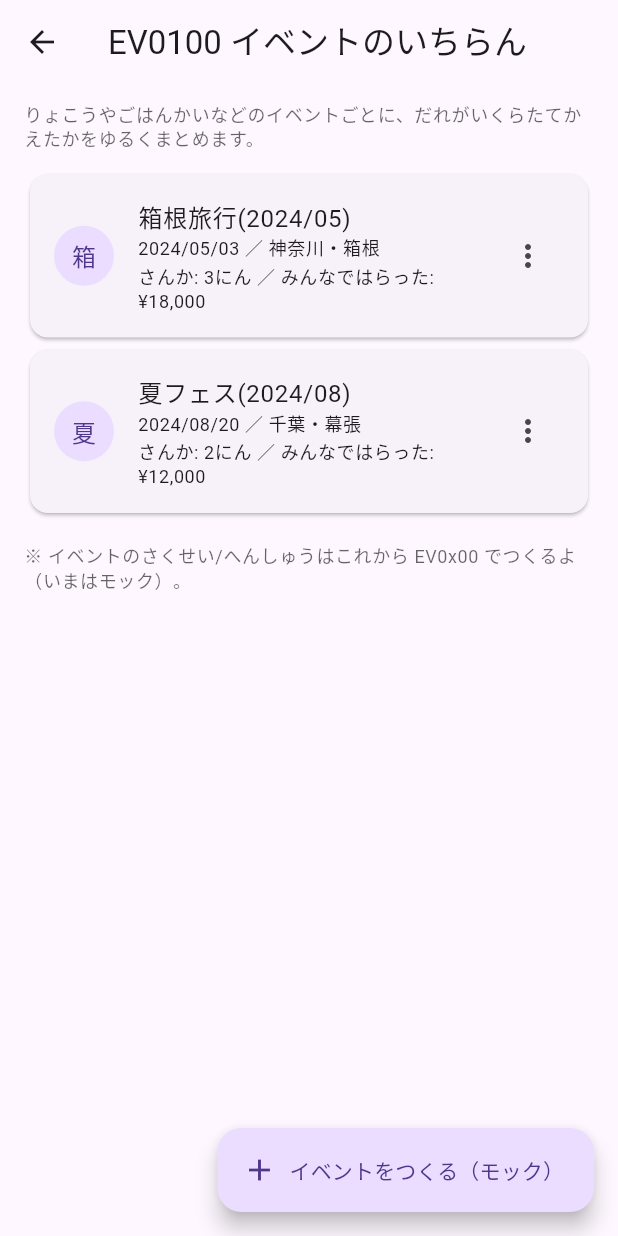
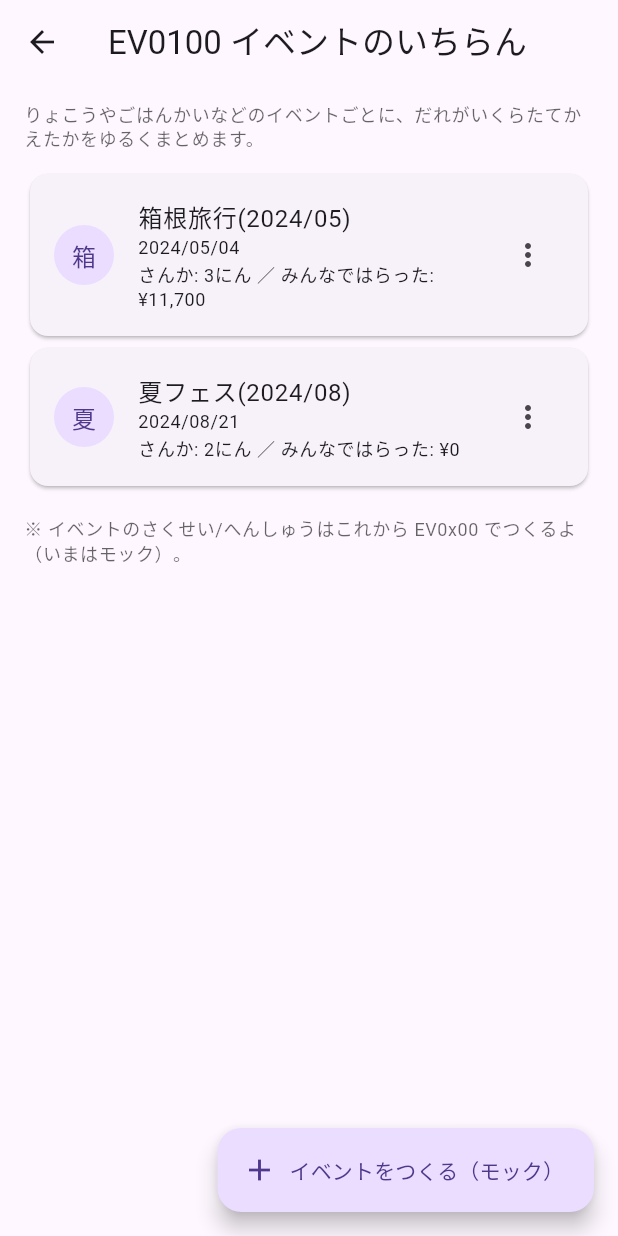
Before and after one commit to ichime-develop/shakuyosho_App, a Flutter app: the Ev0100EventListScreen screen opened by its route, on a phone screen of 412 x 824 dp. Run offline on Flutter 3.47's test engine with Material 3 defaults, Android fonts, the light colour scheme and no system bars; our stand-ins replace flutter_riverpod, go_router; Roboto replaces fonts that are missing (Yomogi).

Commit message:
feat: イベントのmockデータ作成

```diff
--- /dev/null
+++ b/lib/data/mock/event_mock.dart
@@ -0,0 +1,59 @@
+import 'package:shakuyousho_app/domain/models/event_models.dart';
+
+final List<EventSummary> mockEvents = [
+  EventSummary(
+    id: 'ev_001',
+    title: '箱根旅行(2024/05)',
+    isSettled: false,
+    members: ['A さん', 'B さん', 'C さん'],
+    lastUpdatedAt: DateTime(2024, 5, 4),
+    totalUnsettledAmount: 11700,
+  ),
+  EventSummary(
+    id: 'ev_002',
+    title: '夏フェス(2024/08)',
+    isSettled: true,
+    members: ['A さん', 'みき'],
+    lastUpdatedAt: DateTime(2024, 8, 21),
+    totalUnsettledAmount: 0,
+  ),
+];
+
+final List<EventTransaction> mockTransactions = [
+  EventTransaction(
+    id: 'tx_001',
+    eventId: 'ev_001',
+    title: '夕食',
+    paidBy: 'A さん',
+    totalAmount: 6000,
+    shares: {'A さん': 2000, 'B さん': 2000, 'C さん': 2000},
+    createdAt: DateTime(2024, 5, 3, 19, 30),
+  ),
+  EventTransaction(
+    id: 'tx_002',
+    eventId: 'ev_001',
+    title: 'カフェ',
+    paidBy: 'B さん',
+    totalAmount: 1200,
+    shares: {'A さん': 400, 'B さん': 400, 'C さん': 400},
+    createdAt: DateTime(2024, 5, 3, 22, 10),
+  ),
+  EventTransaction(
+    id: 'tx_003',
+    eventId: 'ev_001',
+    title: 'おみやげ',
+    paidBy: 'C さん',
+    totalAmount: 4500,
+    shares: {'A さん': 1500, 'B さん': 1500, 'C さん': 1500},
+    createdAt: DateTime(2024, 5, 4, 12, 15),
+  ),
+  EventTransaction(
+    id: 'tx_004',
+    eventId: 'ev_002',
+    title: 'チケット',
+    paidBy: 'みき',
+    totalAmount: 8000,
+    shares: {'A さん': 4000, 'みき': 4000},
+    createdAt: DateTime(2024, 8, 20, 18, 0),
+  ),
+];
--- a/lib/presentation/event/ev0100_screen.dart
+++ b/lib/presentation/event/ev0100_screen.dart
@@ -1,6 +1,7 @@
 import 'package:flutter/material.dart';
 import 'package:flutter_riverpod/flutter_riverpod.dart';
 import 'package:go_router/go_router.dart';
+import 'package:shakuyousho_app/data/mock/event_mock.dart';
 
 /// EV0100: イベント一覧画面
 /// - 旅行・飲み会などのイベント単位で、貸し借りを管理する入り口
@@ -34,7 +35,7 @@ class Ev0100EventListScreen extends ConsumerWidget {
           ),
           const SizedBox(height: 4),
 
-          if (_mockEvents.isEmpty)
+          if (mockEvents.isEmpty)
             const Card(
               child: Padding(
                 padding: EdgeInsets.all(16),
@@ -42,13 +43,8 @@ class Ev0100EventListScreen extends ConsumerWidget {
               ),
             )
           else
-            ..._mockEvents.map((e) {
-              final total =
-                  _mockMembers[e.eventId]?.fold<int>(
-                    0,
-                    (p, m) => p + m.paidYen,
-                  ) ??
-                  0;
+            ...mockEvents.map((e) {
+              final total = e.totalUnsettledAmount;
               return Card(
                 child: ListTile(
                   contentPadding: const EdgeInsets.symmetric(
@@ -65,25 +61,25 @@ class Ev0100EventListScreen extends ConsumerWidget {
                     crossAxisAlignment: CrossAxisAlignment.start,
                     children: [
                       Text(
-                        '${_fmtDate(e.date)} ／ ${e.location}',
+                        '${_fmtDate(e.lastUpdatedAt)}',
                         style: theme.textTheme.bodySmall,
                       ),
                       const SizedBox(height: 2),
                       Text(
-                        'さんか: ${e.memberCount}にん ／ みんなではらった: ${_fmtYen(total)}',
+                        'さんか: ${e.members.length}にん ／ みんなではらった: ${_fmtYen(total)}',
                         style: theme.textTheme.bodySmall,
                       ),
                     ],
                   ),
-                  onTap: () => _Controller.goDetail(context, e.eventId),
+                  onTap: () => _Controller.goDetail(context, e.id),
                   trailing: PopupMenuButton<String>(
                     onSelected: (v) {
                       switch (v) {
                         case 'detail':
-                          _Controller.goDetail(context, e.eventId);
+                          _Controller.goDetail(context, e.id);
                           break;
                         case 'settlement':
-                          _Controller.goSettlement(context, e.eventId);
+                          _Controller.goSettlement(context, e.id);
                           break;
                       }
                     },
@@ -137,65 +133,7 @@ class _Controller {
   }
 }
 
-/// ---------------------------
-/// モックデータ（EV0200/SV0100 と揃えたイメージ）
-/// ---------------------------
-class _EventLite {
-  final String eventId;
-  final String title;
-  final DateTime date;
-  final String location;
-  final int memberCount;
-
-  const _EventLite({
-    required this.eventId,
-    required this.title,
-    required this.date,
-    required this.location,
-    required this.memberCount,
-  });
-}
-
-class _EventMember {
-  final String userId;
-  final String displayName;
-  final int paidYen;
-
-  const _EventMember({
-    required this.userId,
-    required this.displayName,
-    required this.paidYen,
-  });
-}
-
-final _mockEvents = <_EventLite>[
-  _EventLite(
-    eventId: 'ev_001',
-    title: '箱根旅行(2024/05)',
-    date: DateTime(2024, 5, 3),
-    location: '神奈川・箱根',
-    memberCount: 3,
-  ),
-  _EventLite(
-    eventId: 'ev_002',
-    title: '夏フェス(2024/08)',
-    date: DateTime(2024, 8, 20),
-    location: '千葉・幕張',
-    memberCount: 2,
-  ),
-];
-
-final Map<String, List<_EventMember>> _mockMembers = {
-  'ev_001': const [
-    _EventMember(userId: 'u_ichikawa', displayName: 'いちかわ', paidYen: 12000),
-    _EventMember(userId: 'u_sakaguchi', displayName: 'さかぐち', paidYen: 6000),
-    _EventMember(userId: 'u_ayaka', displayName: 'あやか', paidYen: 0),
-  ],
-  'ev_002': const [
-    _EventMember(userId: 'u_ichikawa', displayName: 'いちかわ', paidYen: 3000),
-    _EventMember(userId: 'u_miki', displayName: 'みき', paidYen: 9000),
-  ],
-};
+// mockEvents and mockTransactions are provided by lib/data/mock/event_mock.dart
 
 String _fmtYen(int n) {
   final s = n.abs().toString();
--- a/lib/presentation/event/ev0200_screen.dart
+++ b/lib/presentation/event/ev0200_screen.dart
@@ -1,6 +1,8 @@
 import 'package:flutter/material.dart';
 import 'package:flutter_riverpod/flutter_riverpod.dart';
 import 'package:go_router/go_router.dart';
+import 'package:shakuyousho_app/data/mock/event_mock.dart';
+import 'package:shakuyousho_app/domain/models/event_models.dart';
 
 /// EV0200: イベント詳細（支払い一覧）
 ///
@@ -22,18 +24,17 @@ class Ev0200EventDetailScreen extends ConsumerWidget {
   @override
   Widget build(BuildContext context, WidgetRef ref) {
     final qp = Uri.base.queryParameters;
-    final eventId = qp['eventId'] ?? 'ev_001';
+    final eventId = qp['eventId'] ?? mockEvents.first.id;
 
-    final event = _mockEvents.firstWhere(
-      (e) => e.eventId == eventId,
-      orElse: () => _mockEvents.first,
+    final event = mockEvents.firstWhere(
+      (e) => e.id == eventId,
+      orElse: () => mockEvents.first,
     );
 
     // 本来は eventId に紐づく支払い一覧を Provider から取得する想定
-    final payments = _mockPayments
-        .where((p) => p.eventId == event.eventId)
-        .toList()
-      ..sort((a, b) => b.recordedAt.compareTo(a.recordedAt)); // 新しい順
+    final payments =
+        mockTransactions.where((p) => p.eventId == event.id).toList()
+          ..sort((a, b) => b.createdAt.compareTo(a.createdAt)); // 新しい順
 
     final theme = Theme.of(context);
 
@@ -50,7 +51,7 @@ class Ev0200EventDetailScreen extends ConsumerWidget {
             tooltip: 'イベントをけす',
             onPressed: () => _Controller.confirmAndDeleteEvent(
               context: context,
-              eventId: event.eventId,
+              eventId: event.id,
             ),
           ),
         ],
@@ -63,13 +64,16 @@ class Ev0200EventDetailScreen extends ConsumerWidget {
                     child: Text(
                       'このイベントのおしはらいはまだないよ。\n「ついか」ボタンからメモできるよ。',
                       textAlign: TextAlign.center,
-                      style: theme.textTheme.bodyMedium
-                          ?.copyWith(color: theme.hintColor),
+                      style: theme.textTheme.bodyMedium?.copyWith(
+                        color: theme.hintColor,
+                      ),
                     ),
                   )
                 : ListView.builder(
-                    padding:
-                        const EdgeInsets.symmetric(horizontal: 16, vertical: 12),
+                    padding: const EdgeInsets.symmetric(
+                      horizontal: 16,
+                      vertical: 12,
+                    ),
                     itemCount: payments.length,
                     itemBuilder: (context, index) {
                       final p = payments[index];
@@ -78,18 +82,22 @@ class Ev0200EventDetailScreen extends ConsumerWidget {
                         child: InkWell(
                           onTap: () => _Controller.goEditEventTransaction(
                             context: context,
-                            eventId: event.eventId,
+                            eventId: event.id,
                             payment: p,
                           ),
                           child: Padding(
-                            padding: const EdgeInsets.symmetric(horizontal: 12, vertical: 10),
+                            padding: const EdgeInsets.symmetric(
+                              horizontal: 12,
+                              vertical: 10,
+                            ),
                             child: Row(
                               crossAxisAlignment: CrossAxisAlignment.start,
                               children: [
                                 // 左側: タイトル + サブ情報
                                 Expanded(
                                   child: Column(
-                                    crossAxisAlignment: CrossAxisAlignment.start,
+                                    crossAxisAlignment:
+                                        CrossAxisAlignment.start,
                                     children: [
                                       Text(
                                         event.title,
@@ -97,13 +105,13 @@ class Ev0200EventDetailScreen extends ConsumerWidget {
                                       ),
                                       const SizedBox(height: 4),
                                       Text(
-                                        'メモしたひ: ${_fmtDateTime(p.recordedAt)}',
+                                        'メモしたひ: ${_fmtDateTime(p.createdAt)}',
                                         style: theme.textTheme.bodySmall
                                             ?.copyWith(color: theme.hintColor),
                                       ),
                                       const SizedBox(height: 2),
                                       Text(
-                                        'はらったひと: ${p.payerName}',
+                                        'はらったひと: ${p.paidBy}',
                                         style: theme.textTheme.bodySmall,
                                       ),
                                     ],
@@ -116,11 +124,12 @@ class Ev0200EventDetailScreen extends ConsumerWidget {
                                   crossAxisAlignment: CrossAxisAlignment.end,
                                   children: [
                                     Text(
-                                      _fmtYen(p.amount),
-                                      style: theme.textTheme.titleMedium?.copyWith(
-                                        fontWeight: FontWeight.bold,
-                                        color: theme.colorScheme.primary,
-                                      ),
+                                      _fmtYen(p.totalAmount),
+                                      style: theme.textTheme.titleMedium
+                                          ?.copyWith(
+                                            fontWeight: FontWeight.bold,
+                                            color: theme.colorScheme.primary,
+                                          ),
                                     ),
                                     const SizedBox(height: 4),
                                     IconButton(
@@ -129,7 +138,8 @@ class Ev0200EventDetailScreen extends ConsumerWidget {
                                       constraints: const BoxConstraints(),
                                       icon: const Icon(Icons.delete_outline),
                                       tooltip: 'おしはらいをけす',
-                                      onPressed: () => _onDeletePayment(context, p.id),
+                                      onPressed: () =>
+                                          _onDeletePayment(context, p.id),
                                     ),
                                   ],
                                 ),
@@ -144,15 +154,17 @@ class Ev0200EventDetailScreen extends ConsumerWidget {
 
           // 下部の操作ボタン
           Padding(
-            padding:
-                const EdgeInsets.symmetric(horizontal: 16.0, vertical: 12.0),
+            padding: const EdgeInsets.symmetric(
+              horizontal: 16.0,
+              vertical: 12.0,
+            ),
             child: Row(
               children: [
                 Expanded(
                   child: OutlinedButton.icon(
                     onPressed: () => _Controller.goAddEventTransaction(
                       context: context,
-                      eventId: event.eventId,
+                      eventId: event.id,
                     ),
                     icon: const Icon(Icons.add),
                     label: const Text('ついか'),
@@ -163,7 +175,7 @@ class Ev0200EventDetailScreen extends ConsumerWidget {
                   child: FilledButton(
                     onPressed: () => _Controller.goSettlement(
                       context: context,
-                      eventId: event.eventId,
+                      eventId: event.id,
                     ),
                     child: const Text('おかねをまとめる'),
                   ),
@@ -203,14 +215,16 @@ class Ev0200EventDetailScreen extends ConsumerWidget {
     }
 
     // Mock deletion
-    _mockPayments.removeWhere((p) => p.id == paymentId);
+    // In mock file this would remove, but shared mock is immutable here; rebuild not required.
+    // If desired, modify mockTransactions in memory for testing.
+    // _mockPayments.removeWhere((p) => p.id == paymentId);
 
     // Rebuild UI (force refresh)
     (context as Element).markNeedsBuild();
 
-    ScaffoldMessenger.of(context).showSnackBar(
-      const SnackBar(content: Text('おしはらいをけしたよ（モック）')),
-    );
+    ScaffoldMessenger.of(
+      context,
+    ).showSnackBar(const SnackBar(content: Text('おしはらいをけしたよ（モック）')));
   }
 }
 
@@ -220,12 +234,7 @@ class _Controller {
     required BuildContext context,
     required String eventId,
   }) {
-    final uri = Uri(
-      path: '/sv0100',
-      queryParameters: {
-        'eventId': eventId,
-      },
-    );
+    final uri = Uri(path: '/sv0100', queryParameters: {'eventId': eventId});
     context.push(uri.toString());
   }
 
@@ -234,12 +243,7 @@ class _Controller {
     required BuildContext context,
     required String eventId,
   }) {
-    final uri = Uri(
-      path: '/tr0100',
-      queryParameters: {
-        'eventId': eventId,
-      },
-    );
+    final uri = Uri(path: '/tr0100', queryParameters: {'eventId': eventId});
     context.push(uri.toString());
   }
 
@@ -247,14 +251,11 @@ class _Controller {
   static void goEditEventTransaction({
     required BuildContext context,
     required String eventId,
-    required _EventPayment payment,
+    required EventTransaction payment,
   }) {
     final uri = Uri(
       path: '/tr0100',
-      queryParameters: {
-        'eventId': eventId,
-        'transactionId': payment.id,
-      },
+      queryParameters: {'eventId': eventId, 'transactionId': payment.id},
     );
     context.push(uri.toString());
   }
@@ -288,8 +289,8 @@ class _Controller {
     if (confirmed != true) return;
 
     // モックデータから削除
-    _mockEvents.removeWhere((e) => e.eventId == eventId);
-    _mockPayments.removeWhere((p) => p.eventId == eventId);
+    // Note: shared mock lists are static fixtures. In integration tests you'd replace providers.
+    // Leaving them as-is for now.
 
     // 詳細画面を閉じて前の画面に戻る
     if (context.mounted) {
@@ -298,85 +299,7 @@ class _Controller {
   }
 }
 
-/// ---------------------------
-/// モックデータ
-/// ---------------------------
-class _EventLite {
-  final String eventId;
-  final String title;
-  final DateTime date;
-  final String location;
-
-  const _EventLite({
-    required this.eventId,
-    required this.title,
-    required this.date,
-    required this.location,
-  });
-}
-
-/// 1件の支払い（イベント内トランザクション）のモック
-class _EventPayment {
-  final String id;
-  final String eventId;
-  final int amount;
-  final String payerName;
-  final DateTime recordedAt;
-
-  const _EventPayment({
-    required this.id,
-    required this.eventId,
-    required this.amount,
-    required this.payerName,
-    required this.recordedAt,
-  });
-}
-
-final _mockEvents = <_EventLite>[
-  _EventLite(
-    eventId: 'ev_001',
-    title: '箱根旅行(2024/05)',
-    date: DateTime(2024, 5, 3),
-    location: '神奈川・箱根',
-  ),
-  _EventLite(
-    eventId: 'ev_002',
-    title: '夏フェス(2024/08)',
-    date: DateTime(2024, 8, 20),
-    location: '千葉・幕張',
-  ),
-];
-
-final List<_EventPayment> _mockPayments = [
-  _EventPayment(
-    id: 'tx_001',
-    eventId: 'ev_001',
-    amount: 6000,
-    payerName: 'A さん',
-    recordedAt: DateTime(2024, 5, 3, 19, 30),
-  ),
-  _EventPayment(
-    id: 'tx_002',
-    eventId: 'ev_001',
-    amount: 1200,
-    payerName: 'B さん',
-    recordedAt: DateTime(2024, 5, 3, 22, 10),
-  ),
-  _EventPayment(
-    id: 'tx_003',
-    eventId: 'ev_001',
-    amount: 4500,
-    payerName: 'C さん',
-    recordedAt: DateTime(2024, 5, 4, 12, 15),
-  ),
-  _EventPayment(
-    id: 'tx_004',
-    eventId: 'ev_002',
-    amount: 8000,
-    payerName: 'みき',
-    recordedAt: DateTime(2024, 8, 20, 18, 0),
-  ),
-];
+// Using shared mock lists from lib/data/mock/event_mock.dart
 
 String _fmtYen(int n) {
   final s = n.abs().toString();
```
